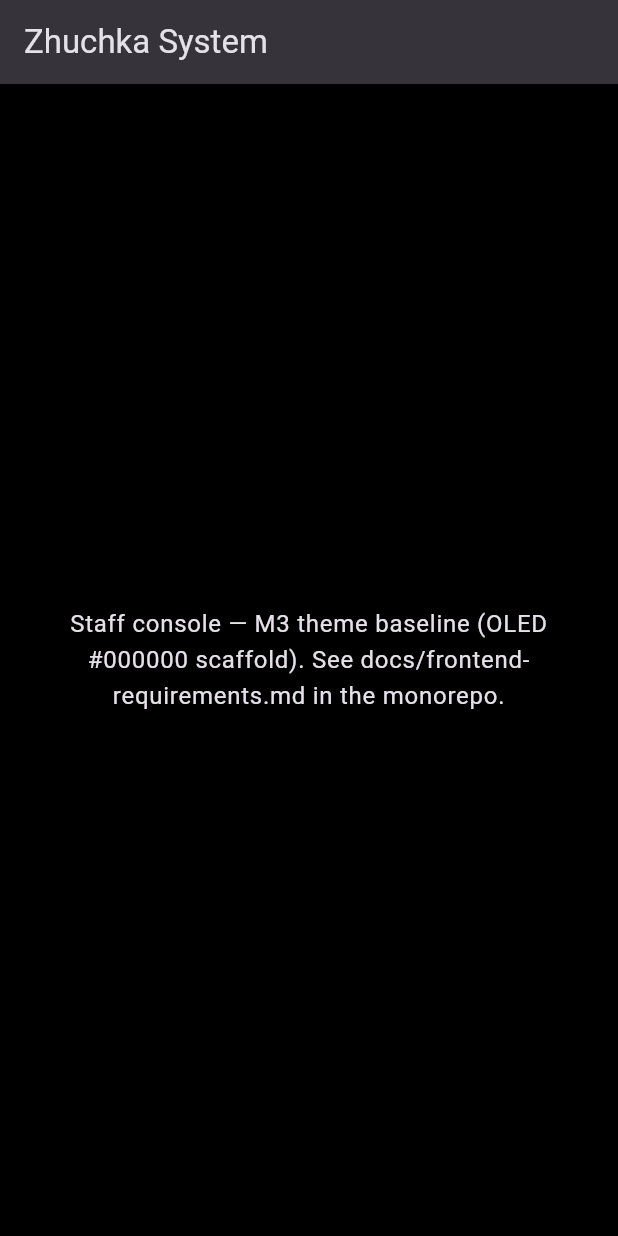
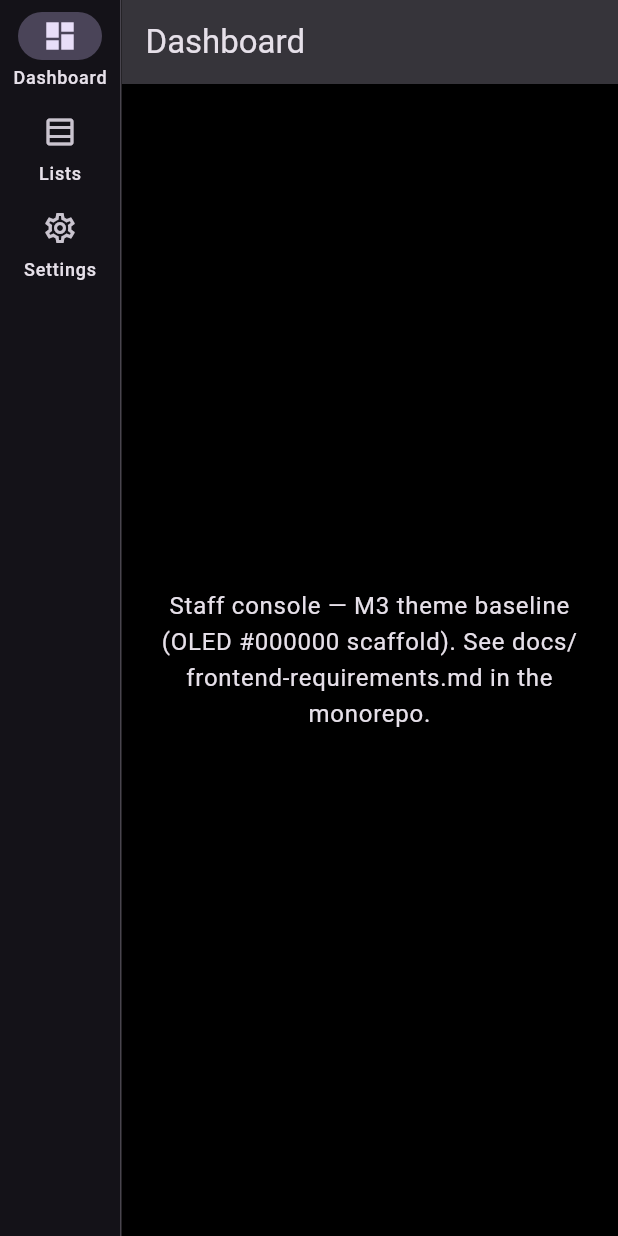
Before and after one commit to ZhuchkaTriplesix/ZhuchkaKeyboards_frontend_system, a Flutter app: the screen it shows after launch, on a phone screen of 412 x 824 dp. Run offline on Flutter 3.47's test engine with Material 3 defaults, Android fonts, the phone set to English and light mode, and no system bars; our stand-ins replace go_router.

Commit message:
feat(routing): go_router ShellRoute, NavigationRail shell, placeholders
Made-with: Cursor

```diff
--- /dev/null
+++ b/lib/app/system_router.dart
@@ -0,0 +1,37 @@
+import 'package:go_router/go_router.dart';
+
+import '../screens/dashboard_screen.dart';
+import '../screens/lists_placeholder_screen.dart';
+import '../screens/settings_placeholder_screen.dart';
+import '../widgets/system_shell.dart';
+
+/// Staff console routes: dashboard and placeholders behind [SystemShell].
+GoRouter createSystemRouter() {
+  return GoRouter(
+    initialLocation: '/',
+    routes: [
+      ShellRoute(
+        builder: (context, state, child) {
+          return SystemShell(
+            location: state.uri.path,
+            child: child,
+          );
+        },
+        routes: [
+          GoRoute(
+            path: '/',
+            builder: (context, state) => const DashboardScreen(),
+          ),
+          GoRoute(
+            path: '/lists',
+            builder: (context, state) => const ListsPlaceholderScreen(),
+          ),
+          GoRoute(
+            path: '/settings',
+            builder: (context, state) => const SettingsPlaceholderScreen(),
+          ),
+        ],
+      ),
+    ],
+  );
+}
--- a/lib/main.dart
+++ b/lib/main.dart
@@ -1,47 +1,30 @@
 import 'package:flutter/material.dart';
+import 'package:go_router/go_router.dart';
 
+import 'app/system_router.dart';
 import 'theme/system_theme.dart';
 
 void main() {
   runApp(const MyApp());
 }
 
-class MyApp extends StatelessWidget {
+class MyApp extends StatefulWidget {
   const MyApp({super.key});
 
   @override
+  State<MyApp> createState() => _MyAppState();
+}
+
+class _MyAppState extends State<MyApp> {
+  late final GoRouter _router = createSystemRouter();
+
+  @override
   Widget build(BuildContext context) {
-    return MaterialApp(
+    return MaterialApp.router(
       title: 'Zhuchka System',
       theme: buildZhuchkaSystemTheme(),
       themeMode: ThemeMode.dark,
-      home: const SystemHomePage(),
+      routerConfig: _router,
     );
   }
 }
-
-/// Bootstrap home until routing and shell land (issue #2).
-class SystemHomePage extends StatelessWidget {
-  const SystemHomePage({super.key});
-
-  @override
-  Widget build(BuildContext context) {
-    final theme = Theme.of(context);
-    return Scaffold(
-      appBar: AppBar(
-        title: const Text('Zhuchka System'),
-      ),
-      body: Center(
-        child: Padding(
-          padding: const EdgeInsets.all(24),
-          child: Text(
-            'Staff console — M3 theme baseline (OLED #000000 scaffold). '
-            'See docs/frontend-requirements.md in the monorepo.',
-            style: theme.textTheme.bodyLarge,
-            textAlign: TextAlign.center,
-          ),
-        ),
-      ),
-    );
-  }
-}
--- /dev/null
+++ b/lib/screens/dashboard_screen.dart
@@ -0,0 +1,27 @@
+import 'package:flutter/material.dart';
+
+/// Default home: overview until real modules ship.
+class DashboardScreen extends StatelessWidget {
+  const DashboardScreen({super.key});
+
+  @override
+  Widget build(BuildContext context) {
+    final theme = Theme.of(context);
+    return Scaffold(
+      appBar: AppBar(
+        title: const Text('Dashboard'),
+      ),
+      body: Center(
+        child: Padding(
+          padding: const EdgeInsets.all(24),
+          child: Text(
+            'Staff console — M3 theme baseline (OLED #000000 scaffold). '
+            'See docs/frontend-requirements.md in the monorepo.',
+            style: theme.textTheme.bodyLarge,
+            textAlign: TextAlign.center,
+          ),
+        ),
+      ),
+    );
+  }
+}
--- /dev/null
+++ b/lib/widgets/system_shell.dart
@@ -0,0 +1,63 @@
+import 'package:flutter/material.dart';
+import 'package:go_router/go_router.dart';
+
+/// Primary navigation + [child] from [GoRouter] [ShellRoute] (staff console).
+class SystemShell extends StatelessWidget {
+  const SystemShell({
+    required this.location,
+    required this.child,
+    super.key,
+  });
+
+  final String location;
+  final Widget child;
+
+  int get _selectedIndex {
+    if (location.startsWith('/lists')) return 1;
+    if (location.startsWith('/settings')) return 2;
+    return 0;
+  }
+
+  @override
+  Widget build(BuildContext context) {
+    return Scaffold(
+      body: Row(
+        children: [
+          NavigationRail(
+            selectedIndex: _selectedIndex,
+            onDestinationSelected: (index) {
+              switch (index) {
+                case 0:
+                  context.go('/');
+                case 1:
+                  context.go('/lists');
+                case 2:
+                  context.go('/settings');
+              }
+            },
+            labelType: NavigationRailLabelType.all,
+            destinations: const [
+              NavigationRailDestination(
+                icon: Icon(Icons.dashboard_outlined),
+                selectedIcon: Icon(Icons.dashboard),
+                label: Text('Dashboard'),
+              ),
+              NavigationRailDestination(
+                icon: Icon(Icons.table_rows_outlined),
+                selectedIcon: Icon(Icons.table_rows),
+                label: Text('Lists'),
+              ),
+              NavigationRailDestination(
+                icon: Icon(Icons.settings_outlined),
+                selectedIcon: Icon(Icons.settings),
+                label: Text('Settings'),
+              ),
+            ],
+          ),
+          const VerticalDivider(width: 1),
+          Expanded(child: child),
+        ],
+      ),
+    );
+  }
+}
```
Also changed, not shown: lib/screens/lists_placeholder_screen.dart (added, +26 -0 lines), lib/screens/settings_placeholder_screen.dart (added, +26 -0 lines).
